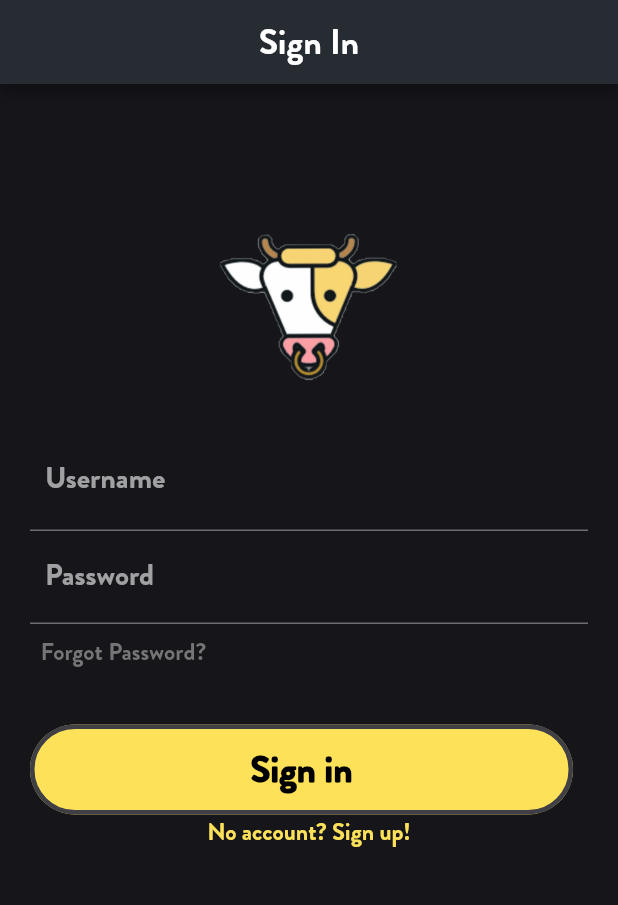
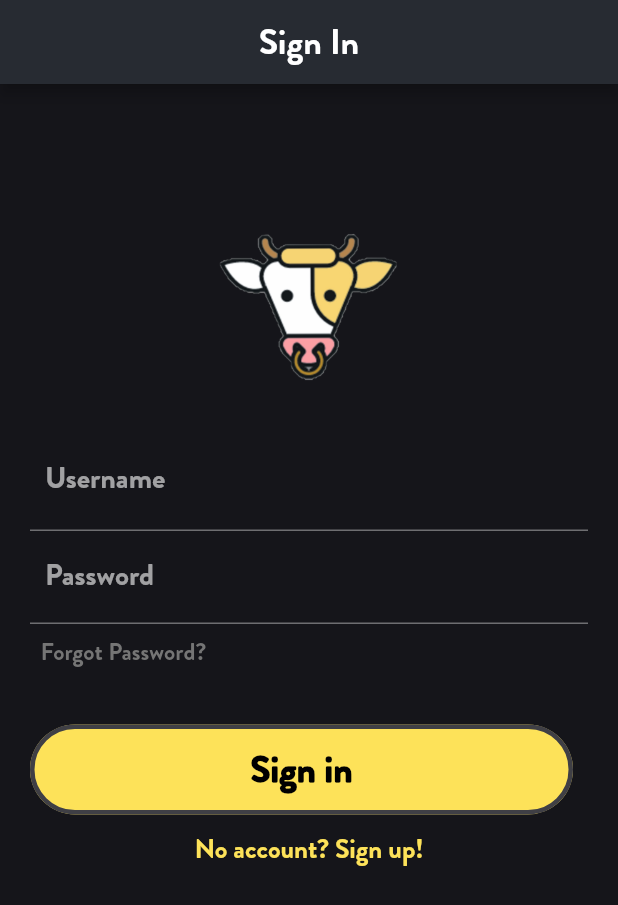
Before and after one commit to BOOKSHayley/Moovi, a Flutter app: the screen it shows after launch, on a phone screen of 412 x 824 dp. Shown: the top 905 px of the screen. Run offline on Flutter 3.47's test engine with Material 2 defaults, Android fonts, the phone set to English and light mode, and no system bars; our stand-ins replace flip_card, floor, sqflite; missing offline and left inert: favorite_button, flutter_swipable; accounts and stored records are empty; generated files the repository leaves out were written again.

Commit message:
reformatted the login page

```diff
--- a/lib/accounts/login.dart
+++ b/lib/accounts/login.dart
@@ -205,15 +205,18 @@ class _MyCustomFormState extends State<LoginPage>{
                             ]
                         ),
                       ),
-                      InkWell(
-                        child: Text("No account? Sign up!", style: TextStyle(color: const Color(0xfffde259), fontSize: 16, fontFamily: 'brandon'),),
+                      Padding(
+                        padding: EdgeInsets.all(10),
+                        child: InkWell(
+                          child: Text("No account? Sign up!", style: TextStyle(color: const Color(0xfffde259), fontSize: 18, fontFamily: 'brandon'),),
                           onTap: (){
                             Navigator.push(context, new MaterialPageRoute(
                                 builder: (context) => AccountCreationPage()
-                                )
-                              );
+                            )
+                            );
                           },
-                      ),
+                        ),
+                      )
                    ]
                   ),
                 ),
```
